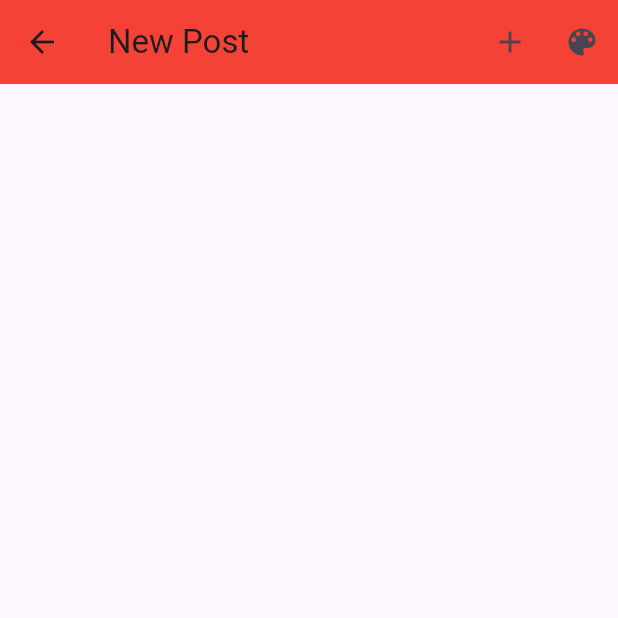
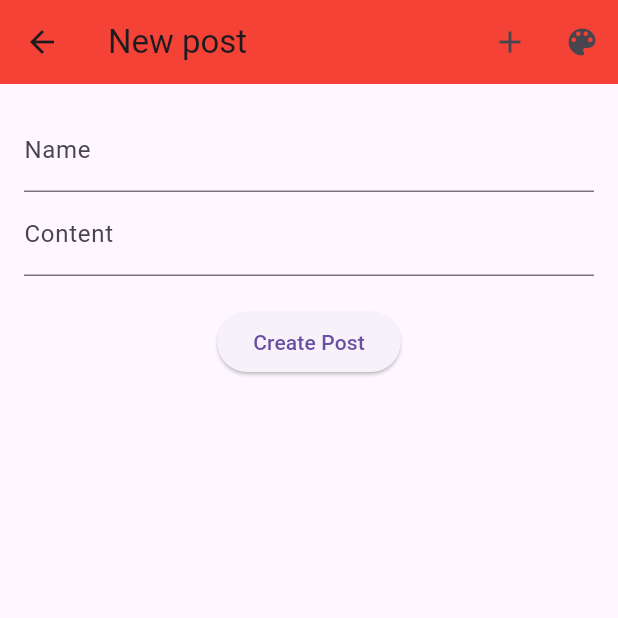
Before and after one commit to priscille-ngondankoy-vinci/tuto6-M, a Flutter app: the SettingsScreen screen opened by its route, after a tap on the "add" icon, on a phone screen of 412 x 824 dp, the top half of it. Run offline on Flutter 3.47's test engine with Material 3 defaults, Android fonts, the phone set to English and light mode, and no system bars; our stand-ins replace go_router, shared_preferences, sqflite, sqflite_common_ffi_web; accounts and stored records are empty.

Commit message:
T06.7 Gestion denotes complète

```diff
--- a/lib/main.dart
+++ b/lib/main.dart
@@ -6,6 +6,8 @@ import 'package:provider/provider.dart';
 import 'package:sqflite/sqflite.dart';
 import 'package:sqflite_common_ffi_web/sqflite_ffi_web.dart';
 import 'package:tuto6/services/post_service.dart';
+import 'package:tuto6/views/post_details.dart';
+import 'package:tuto6/views_models/post_view_model.dart';
 import 'package:tuto6/views_models/view_model.dart';
 import 'views/new_post.dart';
 import 'views/post_list.dart';
@@ -26,7 +28,14 @@ final _router = GoRouter(
             GoRoute(
               path: 'settings',
               builder: (context, state) => SettingsScreen(),
-            )
+            ),
+            GoRoute(
+              path: 'posts/:id',
+              builder:
+                  (context, state) => PostDetails(
+                postId: state.pathParameters['id'] ?? '',
+              ),
+            ),
           ]
       )
     ]
@@ -35,29 +44,34 @@ final _router = GoRouter(
 //main.dart
 void main() async {
   WidgetsFlutterBinding.ensureInitialized();
-  final databaseProvider = PostService();g
+  final databaseProvider = PostService();
   await databaseProvider.initDatabase();
-  print(databaseProvider.getPosts());
-  runApp(const MyApp());
+  runApp(MyApp(postService: databaseProvider));
 }
+
 class MyApp extends StatelessWidget {
-  const MyApp({super.key});
+  final PostService postService;
+
+  const MyApp({super.key, required this.postService});
 
   @override
-  @override
-  // main.dart
   Widget build(BuildContext context) {
-    return ChangeNotifierProvider<ThemeViewModel>(
-        create: (context) => ThemeViewModel(),
-        child:  // Use the provider to get the theme
-        MaterialApp.router( //next lines as before
-      routerConfig: _router,
-      title: 'Flutter Demo',
-      theme: ThemeData(
-        colorScheme: ColorScheme.fromSeed(seedColor: Colors.deepPurple),
-        useMaterial3: true,
+    return MultiProvider(
+      providers: [
+        ChangeNotifierProvider<PostViewModel>(
+          create: (context) => PostViewModel(postService),
+        ),
+        ChangeNotifierProvider<ThemeViewModel>(
+          create: (context) => ThemeViewModel(),
+        ),
+      ],
+      child: MaterialApp.router(
+        title: 'Flutter Demo',
+        debugShowCheckedModeBanner: false,
+        theme: ThemeData(),
+        routerConfig: _router,
       ),
-    ));
+    );
   }
 }
 
--- a/lib/views/new_post.dart
+++ b/lib/views/new_post.dart
@@ -3,32 +3,75 @@ import 'package:flutter/material.dart';
 import 'package:go_router/go_router.dart';
 import 'package:provider/provider.dart';
 
+import '../views_models/post_view_model.dart';
 import '../views_models/view_model.dart';
 import '../widgets/nav_bar.dart';
 
-class NewPostScreen extends StatelessWidget {
+class NewPostScreen extends StatefulWidget {
+  const NewPostScreen({super.key});
+
+  @override
+  State<NewPostScreen> createState() => _NewPostScreenState();
+}
+
+class _NewPostScreenState extends State<NewPostScreen> {
+  final _formKey = GlobalKey<FormState>();
+  final _nameController = TextEditingController();
+  final _contentController = TextEditingController();
+
+  @override
+  void dispose() {
+    _nameController.dispose();
+    _contentController.dispose();
+    super.dispose();
+  }
+
+  void _submit() {
+    if (_formKey.currentState!.validate()) {
+      final name = _nameController.text;
+      final content = _contentController.text;
+      Provider.of<PostViewModel>(context, listen: false).addPost(name, content);
+      Navigator.of(context).pop();
+    }
+  }
 
   @override
   Widget build(BuildContext context) {
     return Scaffold(
-        appBar: navBar(context, "New Post"),
+      appBar: navBar(context, "New post"),
       body: Padding(
-            padding: const EdgeInsets.all(32),
+        padding: const EdgeInsets.all(16.0),
+        child: Form(
+          key: _formKey,
           child: Column(
-              crossAxisAlignment: CrossAxisAlignment.start,
             children: [
-
-                const SizedBox(height: 16),
-                Expanded(
-                  child: SingleChildScrollView(
-                    child: SizedBox(
-                      width: double.infinity,
+              TextFormField(
+                controller: _nameController,
+                decoration: const InputDecoration(labelText: 'Name'),
+                validator:
+                    (value) =>
+                (value == null || value.isEmpty)
+                    ? 'Please enter a name'
+                    : null,
+              ),
+              TextFormField(
+                controller: _contentController,
+                decoration: const InputDecoration(labelText: 'Content'),
+                validator:
+                    (value) =>
+                (value == null || value.isEmpty)
+                    ? 'Please enter a content'
+                    : null,
+              ),
+              const SizedBox(height: 20),
+              ElevatedButton(
+                onPressed: _submit,
+                child: const Text('Create Post'),
+              ),
+            ],
           ),
         ),
       ),
-              ],
-            )));
-
-
+    );
   }
 }
--- /dev/null
+++ b/lib/views/post_details.dart
@@ -0,0 +1,35 @@
+import 'package:flutter/cupertino.dart';
+import 'package:flutter/material.dart';
+import 'package:provider/provider.dart';
+
+import '../views_models/post_view_model.dart';
+import '../widgets/nav_bar.dart';
+
+class PostDetails extends StatelessWidget {
+  final String postId;
+
+  const PostDetails({super.key, required this.postId});
+
+  @override
+  Widget build(BuildContext context) {
+    return Consumer<PostViewModel>(
+      builder: (context, model, child) {
+        final post = model.getPost(postId);
+        return Scaffold(
+          appBar: navBar(context, 'Details for ${post.name}'),
+          body: Padding(
+            padding: const EdgeInsets.all(16.0),
+            child: Column(
+              crossAxisAlignment: CrossAxisAlignment.start,
+              children: [
+                Text(post.name),
+                const SizedBox(height: 16.0),
+                Text(post.content),
+              ],
+            ),
+          ),
+        );
+      },
+    );
+  }
+}
--- a/lib/views/post_list.dart
+++ b/lib/views/post_list.dart
@@ -3,7 +3,7 @@ import 'package:flutter/material.dart';
 import 'package:go_router/go_router.dart';
 import 'package:provider/provider.dart';
 
-import '../views_models/view_model.dart';
+import '../views_models/post_view_model.dart';
 import '../widgets/nav_bar.dart';
 
 class PostListScreen extends StatelessWidget {
@@ -11,24 +11,29 @@ class PostListScreen extends StatelessWidget {
   @override
   Widget build(BuildContext context) {
     return Scaffold(
-        appBar: navBar(context, "post list"),
-
-        body: Padding(
-            padding: const EdgeInsets.all(32),
-            child: Column(
-              crossAxisAlignment: CrossAxisAlignment.start,
-              children: [
-
-                const SizedBox(height: 16),
-                Expanded(
-                  child: SingleChildScrollView(
-                    child: SizedBox(
-                      width: double.infinity,
-                    ),
-                  ),
+      appBar: navBar(context, 'Posts'),
+      body: Consumer<PostViewModel>(
+        builder: (context, model, child) {
+          return ListView.builder(
+            itemCount: model.posts.length,
+            itemBuilder: (context, index) {
+              final post = model.posts[index];
+              return ListTile(
+                title: Text(post.name),
+                subtitle: Text(post.content),
+                trailing: IconButton(
+                  icon: const Icon(Icons.delete),
+                  onPressed: () {
+                    model.deletePost(post.id!);
+                  },
                 ),
-              ],
-            )));
+                onTap: () => context.go('/posts/${post.id}'),
+              );
+            },
+          );
+        },
+      ),
+    );;
 
 
   }
--- /dev/null
+++ b/lib/views_models/post_view_model.dart
@@ -0,0 +1,33 @@
+import 'package:flutter/cupertino.dart';
+
+import '../models/post.dart';
+import '../services/post_service.dart';
+
+class PostViewModel with ChangeNotifier {
+  PostService postService;
+  List<Post> _posts = [];
+
+  PostViewModel(this.postService) {
+    postService.getPosts().then((posts) {
+      _posts = posts;
+      notifyListeners();
+    });
+  }
+
+  List<Post> get posts => _posts;
+
+  Post getPost(String id) =>
+      posts.firstWhere((post) => post.id.toString() == id);
+
+  Future<void> addPost(String name, String content) async {
+    final post = await postService.createPost(name, content);
+    _posts.add(post);
+    notifyListeners();
+  }
+
+  Future<void> deletePost(int id) async {
+    await postService.deletePost(id);
+    _posts.removeWhere((post) => post.id == id);
+    notifyListeners();
+  }
+}
```
Lines whose indentation alone changed are shown as unchanged.
